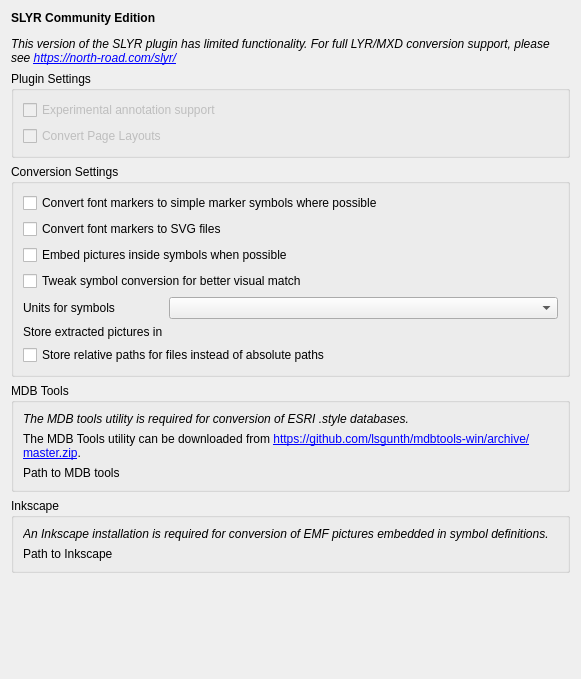
Old version of the form slyr_community/qgis_plugin/ui/settings.ui in the repository north-road/slyr.
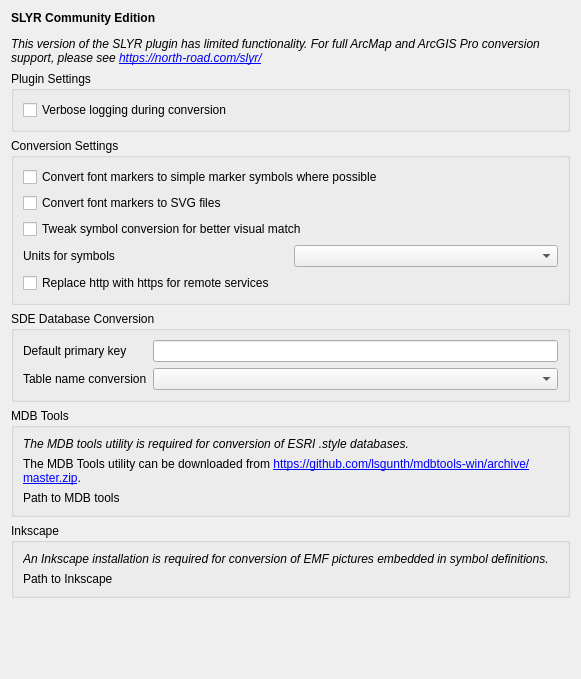
New version of the form. Custom widgets are drawn as their Qt base class.

```diff
--- a/slyr_community/qgis_plugin/ui/settings.ui
+++ b/slyr_community/qgis_plugin/ui/settings.ui
@@ -17,7 +17,7 @@
    <item>
     <widget class="QLabel" name="label">
      <property name="text">
-      <string>&lt;html&gt;&lt;head/&gt;&lt;body&gt;&lt;p&gt;&lt;span style=&quot; font-weight:600;&quot;&gt;SLYR Community Edition&lt;/span&gt;&lt;/p&gt;&lt;p&gt;&lt;span style=&quot; font-style:italic;&quot;&gt;This version of the SLYR plugin has limited functionality. For full LYR/MXD conversion support, please see &lt;/span&gt;&lt;a href=&quot;https://north-road.com/slyr/&quot;&gt;&lt;span style=&quot; font-style:italic; text-decoration: underline; color:#0000ff;&quot;&gt;https://north-road.com/slyr/&lt;/span&gt;&lt;/a&gt;&lt;/p&gt;&lt;/body&gt;&lt;/html&gt;</string>
+      <string>&lt;html&gt;&lt;head/&gt;&lt;body&gt;&lt;p&gt;&lt;span style=&quot; font-weight:600;&quot;&gt;SLYR Community Edition&lt;/span&gt;&lt;/p&gt;&lt;p&gt;&lt;span style=&quot; font-style:italic;&quot;&gt;This version of the SLYR plugin has limited functionality. For full ArcMap and ArcGIS Pro conversion support, please see &lt;/span&gt;&lt;a href=&quot;https://north-road.com/slyr/&quot;&gt;&lt;span style=&quot; font-style:italic; text-decoration: underline; color:#0000ff;&quot;&gt;https://north-road.com/slyr/&lt;/span&gt;&lt;/a&gt;&lt;/p&gt;&lt;/body&gt;&lt;/html&gt;</string>
      </property>
      <property name="wordWrap">
       <bool>true</bool>
@@ -37,22 +37,9 @@
      </property>
      <layout class="QGridLayout" name="gridLayout">
       <item row="0" column="0" colspan="2">
-       <widget class="QCheckBox" name="enable_annotations">
-        <property name="enabled">
-         <bool>false</bool>
-        </property>
+       <widget class="QCheckBox" name="enable_verbose_log">
         <property name="text">
-         <string>Experimental annotation support</string>
-        </property>
-       </widget>
-      </item>
-      <item row="1" column="0" colspan="2">
-       <widget class="QCheckBox" name="enable_layouts">
-        <property name="enabled">
-         <bool>false</bool>
-        </property>
-        <property name="text">
-         <string>Convert Page Layouts</string>
+         <string>Verbose logging during conversion</string>
         </property>
        </widget>
       </item>
@@ -64,38 +51,11 @@
      <property name="title">
       <string>Conversion Settings</string>
      </property>
-     <layout class="QGridLayout" name="gridLayout_2" columnstretch="0,1">
-      <item row="4" column="0">
-       <widget class="QLabel" name="label_2">
+     <layout class="QGridLayout" name="gridLayout_2" columnstretch="0,0">
+      <item row="0" column="0" colspan="2">
+       <widget class="QCheckBox" name="convert_font_to_simple_marker">
         <property name="text">
-         <string>Units for symbols</string>
-        </property>
-       </widget>
-      </item>
-      <item row="5" column="0">
-       <widget class="QLabel" name="label_3">
-        <property name="text">
-         <string>Store extracted pictures in</string>
-        </property>
-       </widget>
-      </item>
-      <item row="3" column="0" colspan="2">
-       <widget class="QCheckBox" name="apply_tweaks">
-        <property name="toolTip">
-         <string>If checked, symbol settings will be tweaked during conversion to result in a closer visual match between ArcGIS rendering and QGIS rendering. If unchecked, symbol settings will be converted exactly, without changes.</string>
-        </property>
-        <property name="text">
-         <string>Tweak symbol conversion for better visual match</string>
-        </property>
-       </widget>
-      </item>
-      <item row="4" column="1">
-       <widget class="QComboBox" name="symbol_units"/>
-      </item>
-      <item row="5" column="1">
-       <widget class="QgsFileWidget" name="picture_store" native="true">
-        <property name="focusPolicy">
-         <enum>Qt::StrongFocus</enum>
+         <string>Convert font markers to simple marker symbols where possible</string>
         </property>
        </widget>
       </item>
@@ -106,30 +66,68 @@
         </property>
        </widget>
       </item>
+      <item row="3" column="1">
+       <widget class="QComboBox" name="symbol_units"/>
+      </item>
       <item row="2" column="0" colspan="2">
-       <widget class="QCheckBox" name="embed_pictures">
+       <widget class="QCheckBox" name="apply_tweaks">
+        <property name="toolTip">
+         <string>If checked, symbol settings will be tweaked during conversion to result in a closer visual match between ArcGIS rendering and QGIS rendering. If unchecked, symbol settings will be converted exactly, without changes.</string>
+        </property>
         <property name="text">
-         <string>Embed pictures inside symbols when possible</string>
+         <string>Tweak symbol conversion for better visual match</string>
         </property>
        </widget>
       </item>
-      <item row="6" column="0" colspan="2">
-       <widget class="QCheckBox" name="store_relative">
+      <item row="3" column="0">
+       <widget class="QLabel" name="label_2">
         <property name="text">
-         <string>Store relative paths for files instead of absolute paths</string>
+         <string>Units for symbols</string>
         </property>
        </widget>
       </item>
-      <item row="0" column="0" colspan="2">
-       <widget class="QCheckBox" name="convert_font_to_simple_marker">
+      <item row="4" column="0" colspan="2">
+       <widget class="QCheckBox" name="replace_http_check">
+        <property name="toolTip">
+         <string>Replaces &quot;http&quot; references in WMS and other online service URLs with &quot;https&quot;</string>
+        </property>
         <property name="text">
-         <string>Convert font markers to simple marker symbols where possible</string>
+         <string>Replace http with https for remote services</string>
         </property>
        </widget>
       </item>
      </layout>
     </widget>
    </item>
+   <item>
+    <widget class="QGroupBox" name="groupBox_5">
+     <property name="title">
+      <string>SDE Database Conversion</string>
+     </property>
+     <layout class="QGridLayout" name="gridLayout_5">
+      <item row="1" column="0">
+       <widget class="QLabel" name="label_7">
+        <property name="text">
+         <string>Table name conversion</string>
+        </property>
+       </widget>
+      </item>
+      <item row="0" column="0">
+       <widget class="QLabel" name="label_4">
+        <property name="text">
+         <string>Default primary key</string>
+        </property>
+       </widget>
+      </item>
+      <item row="0" column="1">
+       <widget class="QLineEdit" name="sde_primary_key_line_edit"/>
+      </item>
+      <item row="1" column="1">
+       <widget class="QComboBox" name="sde_table_name_conversion_combo"/>
+      </item>
+     </layout>
+    </widget>
+   </item>
    <item>
     <widget class="QGroupBox" name="groupBox_3">
      <property name="title">
```
Left out of the diff: 22 changed lines with no effect on the pictures.
